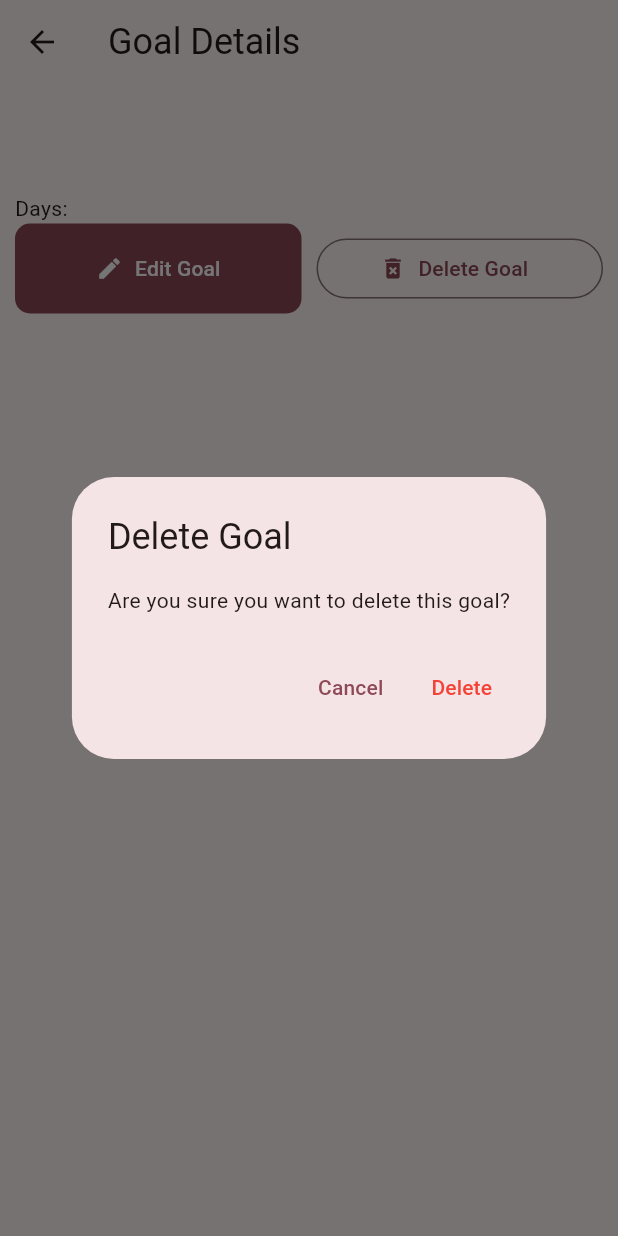
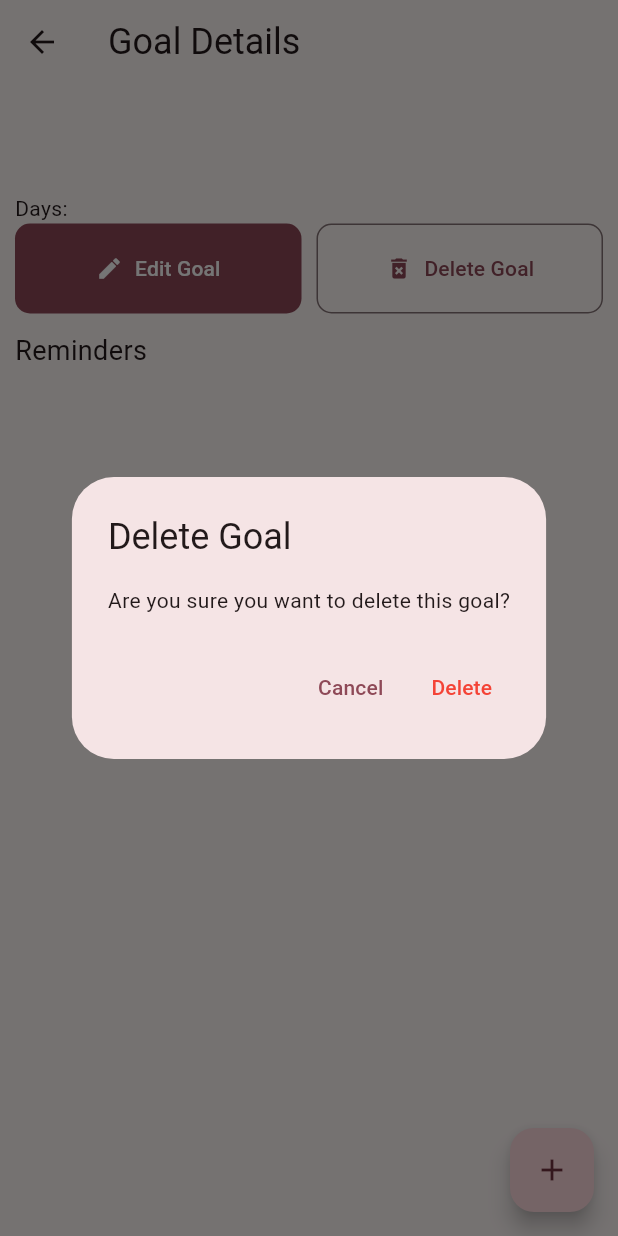
Before and after one commit to devemg/goaly, a Flutter app: the GoalDetailsPage screen opened directly with empty values, after a tap on "Delete Goal", on a phone screen of 412 x 824 dp. Run offline on Flutter 3.47's test engine with Material 3 defaults, Android fonts, the phone set to English and light mode, and no system bars; our stand-ins replace cloud_firestore, firebase_auth, firebase_core, table_calendar; accounts and stored records are empty.

Commit message:
feat: add reminders ui

```diff
--- a/lib/models/reminder_model.dart
+++ b/lib/models/reminder_model.dart
@@ -1,7 +1,9 @@
+import 'package:flutter/material.dart';
+
 class Reminder {
   final int? id;
-  final int goalId;
-  final String time; // Hora en formato 'HH:mm'
+  final String goalId;
+  final TimeOfDay time;
 
   Reminder({this.id, required this.goalId, required this.time});
 
--- a/lib/pages/calendar_page.dart
+++ b/lib/pages/calendar_page.dart
@@ -1,6 +1,6 @@
 import 'package:flutter/material.dart';
 import 'package:goaly/app_state.dart';
-import 'package:goaly/pages/goal_form_page.dart';
+import 'package:goaly/pages/goals/goal_form_page.dart';
 import 'package:goaly/styles/sizes.dart';
 import 'package:goaly/widgets/goals_list.dart';
 import 'package:goaly/widgets/goals_log_list.dart';
--- a/lib/pages/goal_details_page.dart
+++ b/lib/pages/goals/goal_details_page.dart
@@ -1,14 +1,45 @@
 import 'package:flutter/material.dart';
 import 'package:goaly/app_state.dart';
 import 'package:goaly/models/goal_model.dart';
-import 'package:goaly/pages/goal_form_page.dart';
+import 'package:goaly/models/reminder_model.dart';
+import 'package:goaly/pages/goals/goal_form_page.dart';
 import 'package:goaly/styles/sizes.dart';
+import 'package:goaly/widgets/reminders_list.dart';
 import 'package:provider/provider.dart';
 
-class GoalDetailsPage extends StatelessWidget {
+class GoalDetailsPage extends StatefulWidget {
   final Goal goalDetail;
 
   const GoalDetailsPage({super.key, required this.goalDetail});
+
+  @override
+  State<GoalDetailsPage> createState() => _GoalDetailsPageState();
+}
+
+class _GoalDetailsPageState extends State<GoalDetailsPage> {
+  late List<Reminder> reminders;
+
+  @override
+  void initState() {
+    super.initState();
+    setState(() {
+      reminders = [];
+    });
+  }
+
+  void _addReminder(BuildContext context, String goalId) async {
+    final TimeOfDay? time = await showTimePicker(
+      context: context,
+      initialTime: TimeOfDay.now(),
+      initialEntryMode: TimePickerEntryMode.dial,
+    );
+    if (time != null) {
+      var newReminder = Reminder(goalId: goalId, time: time);
+      setState(() {
+        reminders.add(newReminder);
+      });
+    }
+  }
 
   void _deleteGoal(BuildContext context, String goalId) async {
     final confirmed = await showDialog<bool>(
@@ -38,7 +69,6 @@ class GoalDetailsPage extends StatelessWidget {
           ScaffoldMessenger.of(context).showSnackBar(
             const SnackBar(content: Text('Goal deleted successfully')),
           );
-
           Navigator.pop(context);
         }
       } catch (e) {
@@ -55,16 +85,22 @@ class GoalDetailsPage extends StatelessWidget {
   Widget build(BuildContext context) {
     return Scaffold(
       appBar: AppBar(title: Text('Goal Details', style: sectionTitleSty)),
+      floatingActionButton: FloatingActionButton(
+        onPressed: () {
+          _addReminder(context, widget.goalDetail.id);
+        },
+        child: const Icon(Icons.add),
+      ),
       body: Padding(
         padding: const EdgeInsets.all(10),
         child: Column(
           mainAxisAlignment: MainAxisAlignment.start,
           crossAxisAlignment: CrossAxisAlignment.start,
           children: [
-            Text(goalDetail.title),
-            Text(goalDetail.description),
-            Text(goalDetail.status),
-            Text('Days: ${goalDetail.weekDays.join(', ')}'),
+            Text(widget.goalDetail.title),
+            Text(widget.goalDetail.description),
+            Text(widget.goalDetail.status),
+            Text('Days: ${widget.goalDetail.weekDays.join(', ')}'),
             Row(
               spacing: 10,
               children: [
@@ -74,7 +110,8 @@ class GoalDetailsPage extends StatelessWidget {
                       Navigator.push(
                         context,
                         MaterialPageRoute(
-                          builder: (context) => GoalFormPage(goal: goalDetail),
+                          builder: (context) =>
+                              GoalFormPage(goal: widget.goalDetail),
                         ),
                       );
                     },
@@ -85,7 +122,7 @@ class GoalDetailsPage extends StatelessWidget {
                 Expanded(
                   child: OutlinedButton.icon(
                     onPressed: () {
-                      _deleteGoal(context, goalDetail.id);
+                      _deleteGoal(context, widget.goalDetail.id);
                     },
                     label: Text('Delete Goal'),
                     icon: Icon(Icons.delete_forever),
@@ -93,6 +130,16 @@ class GoalDetailsPage extends StatelessWidget {
                 ),
               ],
             ),
+            SizedBox(height: 12),
+            Row(
+              mainAxisAlignment: MainAxisAlignment.spaceBetween,
+              children: [Text('Reminders', style: sectionSubtitleSty)],
+            ),
+            RemindersList(
+              reminders: reminders,
+              onDelete: (p0) async {},
+              onUpdate: (p0) async {},
+            ),
           ],
         ),
       ),
--- a/lib/pages/goal_form_page.dart
+++ b/lib/pages/goals/goal_form_page.dart
@@ -1,7 +1,7 @@
 import 'package:flutter/material.dart';
 import 'package:goaly/app_state.dart';
 import 'package:goaly/models/goal_model.dart';
-import 'package:goaly/pages/goal_details_page.dart';
+import 'package:goaly/pages/goals/goal_details_page.dart';
 import 'package:goaly/styles/sizes.dart';
 import 'package:goaly/widgets/checkbox_list_days.dart';
 import 'package:provider/provider.dart';
--- a/lib/pages/home_page.dart
+++ b/lib/pages/home_page.dart
@@ -1,5 +1,5 @@
 import 'package:flutter/material.dart';
-import 'package:goaly/pages/goal_form_page.dart';
+import 'package:goaly/pages/goals/goal_form_page.dart';
 import 'package:goaly/styles/sizes.dart';
 import 'package:goaly/widgets/goals_list.dart';
 import 'package:goaly/widgets/header.dart';
--- a/lib/widgets/goals_list.dart
+++ b/lib/widgets/goals_list.dart
@@ -1,6 +1,6 @@
 import 'package:flutter/material.dart';
 import 'package:goaly/app_state.dart';
-import 'package:goaly/pages/goal_details_page.dart';
+import 'package:goaly/pages/goals/goal_details_page.dart';
 import 'package:provider/provider.dart';
 
 class GoalsList extends StatelessWidget {
--- /dev/null
+++ b/lib/widgets/reminders_list.dart
@@ -0,0 +1,93 @@
+import 'package:flutter/material.dart';
+import 'package:goaly/models/reminder_model.dart';
+
+class RemindersList extends StatelessWidget {
+  final List<Reminder> reminders;
+  final Future<void> Function(Reminder) onDelete;
+  final Future<void> Function(Reminder) onUpdate;
+
+  const RemindersList({
+    super.key,
+    required this.reminders,
+    required this.onDelete,
+    required this.onUpdate,
+  });
+
+  void _showReminderDetails(BuildContext context, Reminder reminder) {
+    showModalBottomSheet(
+      context: context,
+      builder: (context) {
+        return Container(
+          height: 200,
+          width: double.infinity,
+          padding: const EdgeInsets.all(16),
+          decoration: BoxDecoration(
+            color: Theme.of(context).canvasColor,
+            borderRadius: const BorderRadius.vertical(top: Radius.circular(16)),
+          ),
+          child: Column(
+            crossAxisAlignment: CrossAxisAlignment.start,
+            children: [
+              Text(
+                'Reminder Details',
+                style: Theme.of(context).textTheme.titleLarge,
+              ),
+              const SizedBox(height: 16),
+              Text('Time: ${reminder.time.format(context)}'),
+              // Add more details from your Reminder model
+              const Spacer(),
+              Row(
+                spacing: 10,
+                mainAxisAlignment: MainAxisAlignment.end,
+                children: [
+                  FilledButton(
+                    onPressed: () async {
+                      await onUpdate(reminder);
+                      if (context.mounted) Navigator.pop(context);
+                    },
+                    child: const Text('Edit'),
+                  ),
+                  ElevatedButton(
+                    onPressed: () async {
+                      await onDelete(reminder);
+                      if (context.mounted) Navigator.pop(context);
+                    },
+                    child: const Text('Delete'),
+                  ),
+                  ElevatedButton(
+                    onPressed: () => Navigator.pop(context),
+                    child: const Text('Close'),
+                  ),
+                ],
+              ),
+            ],
+          ),
+        );
+      },
+    );
+  }
+
+  @override
+  Widget build(BuildContext context) {
+    return Expanded(
+      child: ListView.builder(
+        itemCount: reminders.length,
+        padding: EdgeInsets.symmetric(horizontal: 10),
+        itemBuilder: (context, index) {
+          final currentReminder = reminders[index];
+          return GestureDetector(
+            onTap: () {
+              _showReminderDetails(context, currentReminder);
+            },
+            child: Card(
+              child: Padding(
+                padding: const EdgeInsets.all(12),
+                child: Text(currentReminder.time.format(context)),
+              ),
+            ),
+          );
+        },
+      ),
+    );
+  }
+}
```
Also changed, not shown: lib/styles/theme.dart (+12 -0 lines).
